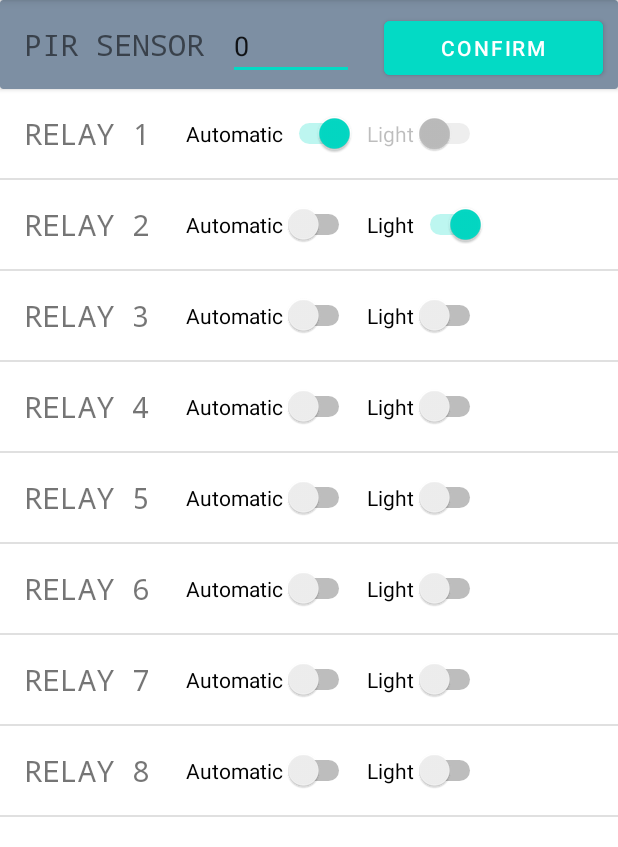
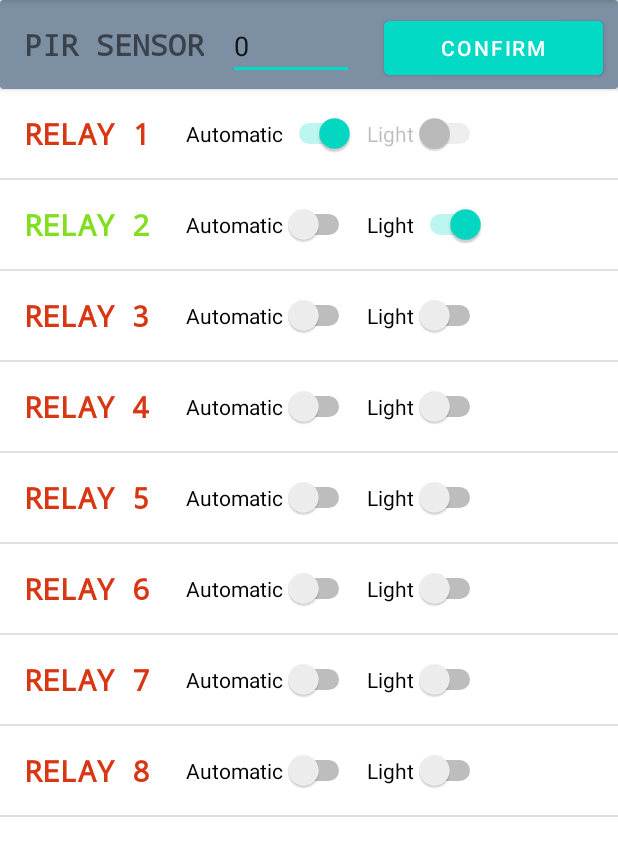
Before and after one commit to lunaechechuriignacio/Tesis, an Android app: the screen it shows after launch (MainActivity), after a tap on "Light", on a phone screen of 412 x 824 dp, the part 84-931 px from its top. Run offline under Robolectric (Android 15) with nearby library versions, the phone set to English and light mode, and no system bars; our stand-ins replace Firebase (no records; nobody signed in at launch, a user with empty details on screens opened directly); 7 statements that could not run were skipped; 1 other tap on this screen came first.

Commit message:
UPDATE: se agregan detalles estéticos a la aplicación

```diff
--- a/app/mobile/app/src/main/java/com/test/firsttestfirebase/view/viewHolder/RelayViewHolder.java
+++ b/app/mobile/app/src/main/java/com/test/firsttestfirebase/view/viewHolder/RelayViewHolder.java
@@ -1,5 +1,6 @@
 package com.test.firsttestfirebase.view.viewHolder;
 
+import android.graphics.Color;
 import android.view.View;
 import android.widget.Switch;
 import android.widget.TextView;
@@ -22,6 +23,9 @@ public class RelayViewHolder extends RecyclerView.ViewHolder {
     private final String PROPERTY_AUTOMATIC = "automatic";
     private final String PROPERTY_STATUS = "status";
 
+    private final Integer COLOR_RED = Color.parseColor("#D83714");
+    private final Integer COLOR_GREEN = Color.parseColor("#81DE20");
+
     public RelayViewHolder(@NonNull View itemView) {
         super(itemView);
         this.tvRelay = itemView.findViewById(R.id.tv_relay);
@@ -31,8 +35,12 @@ public class RelayViewHolder extends RecyclerView.ViewHolder {
 
     public void bind(Relay relay) {
         this.tvRelay.setText(DataMapper.toCleanComponentAlias(relay.getAlias()));
-        this.swRelayAutomatic.setChecked(relay.isAutomatic()); this.setEnabledSwRelayLight();
+
+        this.swRelayAutomatic.setChecked(relay.isAutomatic());
+        this.setEnabledSwRelayLight();
+
         this.swRelayLight.setChecked(DataMapper.toBoolean(relay.getRelayStatus()));
+        this.setColorTvRelay();
 
         this.bindComponentViewListeners(relay.getNumber());
         this.bindDatabaseListeners(relay.getNumber());
@@ -45,6 +53,7 @@ public class RelayViewHolder extends RecyclerView.ViewHolder {
         });
         this.swRelayLight.setOnClickListener(view -> {
             FirebaseService.getInstance().setRelayPropertyValue(relayNumber, PROPERTY_STATUS, DataMapper.toInteger(this.swRelayLight.isChecked()));
+            this.setColorTvRelay();
         });
     }
 
@@ -70,6 +79,7 @@ public class RelayViewHolder extends RecyclerView.ViewHolder {
             public void onDataChange(@NonNull DataSnapshot snapshot) {
                 Integer newValue = snapshot.getValue(Integer.class);
                 swRelayLight.setChecked(DataMapper.toBoolean(newValue));
+                setColorTvRelay();
             }
 
             @Override
@@ -82,4 +92,8 @@ public class RelayViewHolder extends RecyclerView.ViewHolder {
     private void setEnabledSwRelayLight() {
         this.swRelayLight.setEnabled(!this.swRelayAutomatic.isChecked());
     }
+
+    private void setColorTvRelay() {
+        this.tvRelay.setTextColor(this.swRelayLight.isChecked() ? COLOR_GREEN : COLOR_RED);
+    }
 }
--- a/app/mobile/app/src/main/res/layout/activity_main.xml
+++ b/app/mobile/app/src/main/res/layout/activity_main.xml
@@ -30,6 +30,7 @@
                     android:layout_height="wrap_content"
                     android:fontFamily="monospace"
                     android:padding="16dp"
+                    android:textStyle="bold"
                     android:text="SENSOR"
                     android:textSize="20sp" />
 
--- a/app/mobile/app/src/main/res/layout/relay_row.xml
+++ b/app/mobile/app/src/main/res/layout/relay_row.xml
@@ -11,6 +11,7 @@
         android:layout_height="wrap_content"
         android:padding="16dp"
         android:textSize="20sp"
+        android:textStyle="bold"
         android:fontFamily="monospace"
         android:text="RELAY" />
 
```
